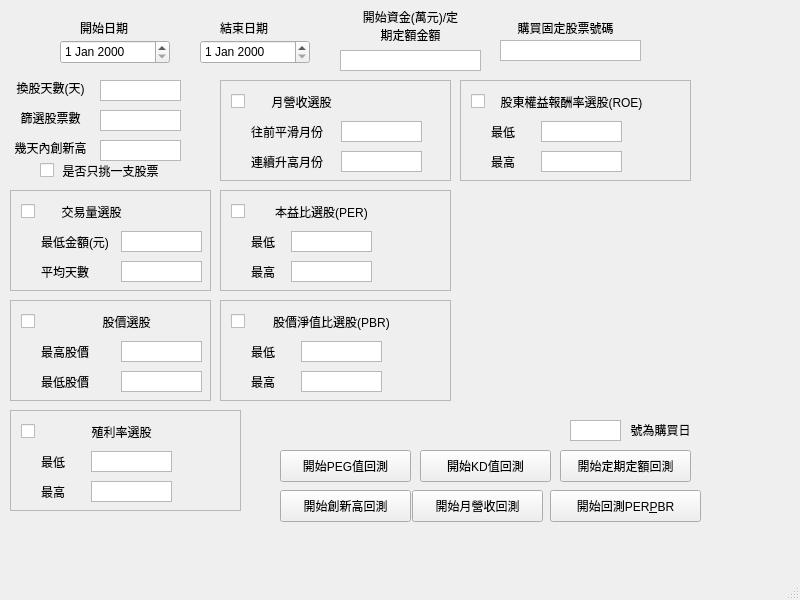
Above: UI/UI_backtest.ui from bjioljlo/StockHistory before the change. Below: the same form after it.
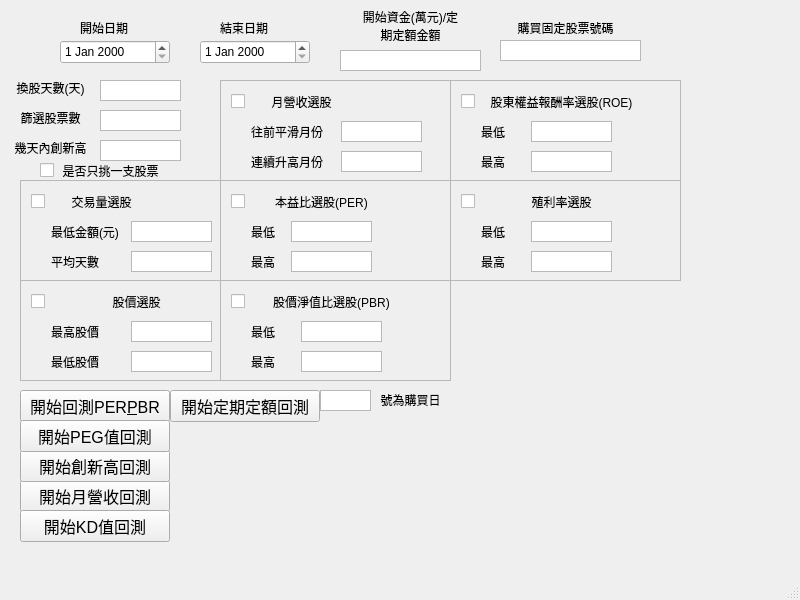
That is the form after the change.

Diff of the .ui file:
```diff
--- a/UI/UI_backtest.ui
+++ b/UI/UI_backtest.ui
@@ -63,12 +63,17 @@
    <widget class="QPushButton" name="button_backtest">
     <property name="geometry">
      <rect>
-      <x>412</x>
-      <y>490</y>
-      <width>131</width>
+      <x>20</x>
+      <y>480</y>
+      <width>150</width>
       <height>32</height>
      </rect>
     </property>
+    <property name="font">
+     <font>
+      <pointsize>12</pointsize>
+     </font>
+    </property>
     <property name="text">
      <string>開始月營收回測</string>
     </property>
@@ -283,7 +288,7 @@
     <property name="geometry">
      <rect>
       <x>220</x>
-      <y>190</y>
+      <y>180</y>
       <width>231</width>
       <height>101</height>
      </rect>
@@ -392,8 +397,8 @@
    <widget class="QScrollArea" name="scrollArea_3">
     <property name="geometry">
      <rect>
-      <x>10</x>
-      <y>190</y>
+      <x>20</x>
+      <y>180</y>
       <width>201</width>
       <height>101</height>
      </rect>
@@ -531,8 +536,8 @@
    <widget class="QScrollArea" name="scrollArea_4">
     <property name="geometry">
      <rect>
-      <x>10</x>
-      <y>300</y>
+      <x>20</x>
+      <y>280</y>
       <width>201</width>
       <height>101</height>
      </rect>
@@ -642,7 +647,7 @@
     <property name="geometry">
      <rect>
       <x>220</x>
-      <y>300</y>
+      <y>280</y>
       <width>231</width>
       <height>101</height>
      </rect>
@@ -751,7 +756,7 @@
    <widget class="QScrollArea" name="scrollArea_6">
     <property name="geometry">
      <rect>
-      <x>460</x>
+      <x>450</x>
       <y>80</y>
       <width>231</width>
       <height>101</height>
@@ -861,12 +866,17 @@
    <widget class="QPushButton" name="button_backtest_2">
     <property name="geometry">
      <rect>
-      <x>550</x>
-      <y>490</y>
-      <width>151</width>
+      <x>20</x>
+      <y>390</y>
+      <width>150</width>
       <height>32</height>
      </rect>
     </property>
+    <property name="font">
+     <font>
+      <pointsize>12</pointsize>
+     </font>
+    </property>
     <property name="text">
      <string>開始回測PER&amp;PBR</string>
     </property>
@@ -919,12 +929,17 @@
    <widget class="QPushButton" name="button_backtest_3">
     <property name="geometry">
      <rect>
-      <x>560</x>
-      <y>450</y>
-      <width>131</width>
+      <x>170</x>
+      <y>390</y>
+      <width>150</width>
       <height>32</height>
      </rect>
     </property>
+    <property name="font">
+     <font>
+      <pointsize>12</pointsize>
+     </font>
+    </property>
     <property name="text">
      <string>開始定期定額回測</string>
     </property>
@@ -977,8 +992,8 @@
    <widget class="QScrollArea" name="scrollArea_7">
     <property name="geometry">
      <rect>
-      <x>10</x>
-      <y>410</y>
+      <x>450</x>
+      <y>180</y>
       <width>231</width>
       <height>101</height>
      </rect>
@@ -1087,8 +1102,8 @@
    <widget class="QTextEdit" name="input_buyDay">
     <property name="geometry">
      <rect>
-      <x>570</x>
-      <y>420</y>
+      <x>320</x>
+      <y>390</y>
       <width>51</width>
       <height>21</height>
      </rect>
@@ -1116,8 +1131,8 @@
    <widget class="QLabel" name="label_29">
     <property name="geometry">
      <rect>
-      <x>620</x>
-      <y>420</y>
+      <x>370</x>
+      <y>390</y>
       <width>81</width>
       <height>20</height>
      </rect>
@@ -1132,12 +1147,17 @@
    <widget class="QPushButton" name="button_backtest_4">
     <property name="geometry">
      <rect>
-      <x>280</x>
-      <y>490</y>
-      <width>131</width>
+      <x>20</x>
+      <y>450</y>
+      <width>150</width>
       <height>32</height>
      </rect>
     </property>
+    <property name="font">
+     <font>
+      <pointsize>12</pointsize>
+     </font>
+    </property>
     <property name="text">
      <string>開始創新高回測</string>
     </property>
@@ -1190,12 +1210,17 @@
    <widget class="QPushButton" name="button_backtest_5">
     <property name="geometry">
      <rect>
-      <x>420</x>
-      <y>450</y>
-      <width>131</width>
+      <x>20</x>
+      <y>510</y>
+      <width>150</width>
       <height>32</height>
      </rect>
     </property>
+    <property name="font">
+     <font>
+      <pointsize>12</pointsize>
+     </font>
+    </property>
     <property name="text">
      <string>開始KD值回測</string>
     </property>
@@ -1203,12 +1228,17 @@
    <widget class="QPushButton" name="button_backtest_6">
     <property name="geometry">
      <rect>
-      <x>280</x>
-      <y>450</y>
-      <width>131</width>
+      <x>20</x>
+      <y>420</y>
+      <width>150</width>
       <height>32</height>
      </rect>
     </property>
+    <property name="font">
+     <font>
+      <pointsize>12</pointsize>
+     </font>
+    </property>
     <property name="text">
      <string>開始PEG值回測</string>
     </property>
```
Left out of the diff: 2 changed lines with no effect on the pictures.
